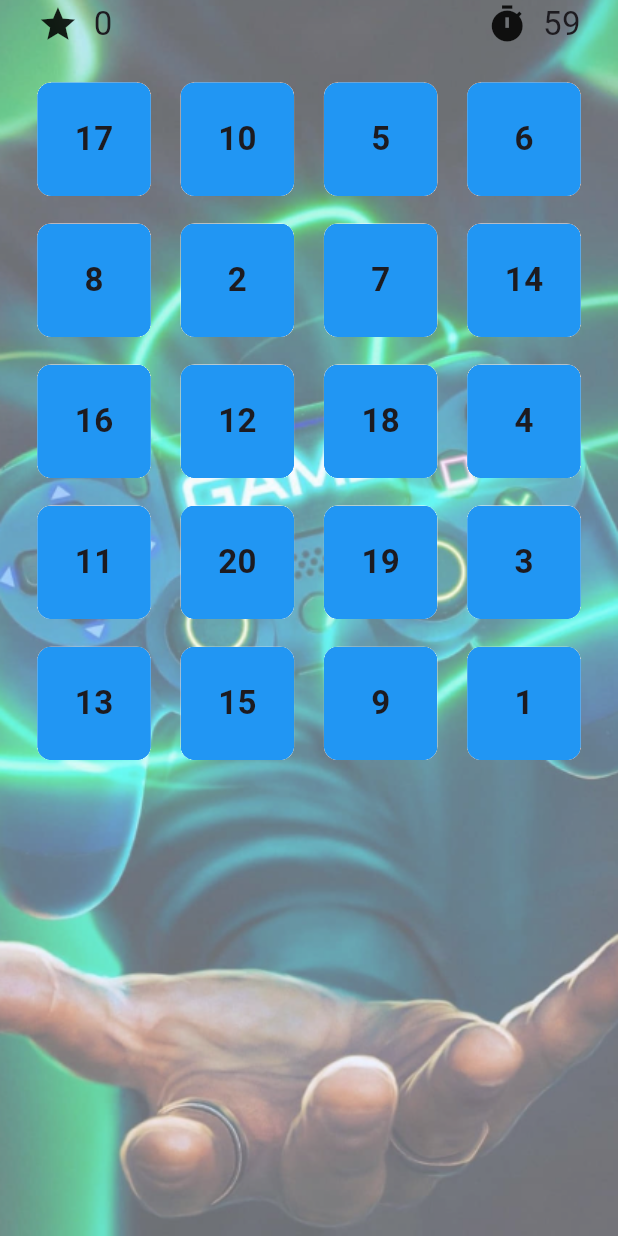
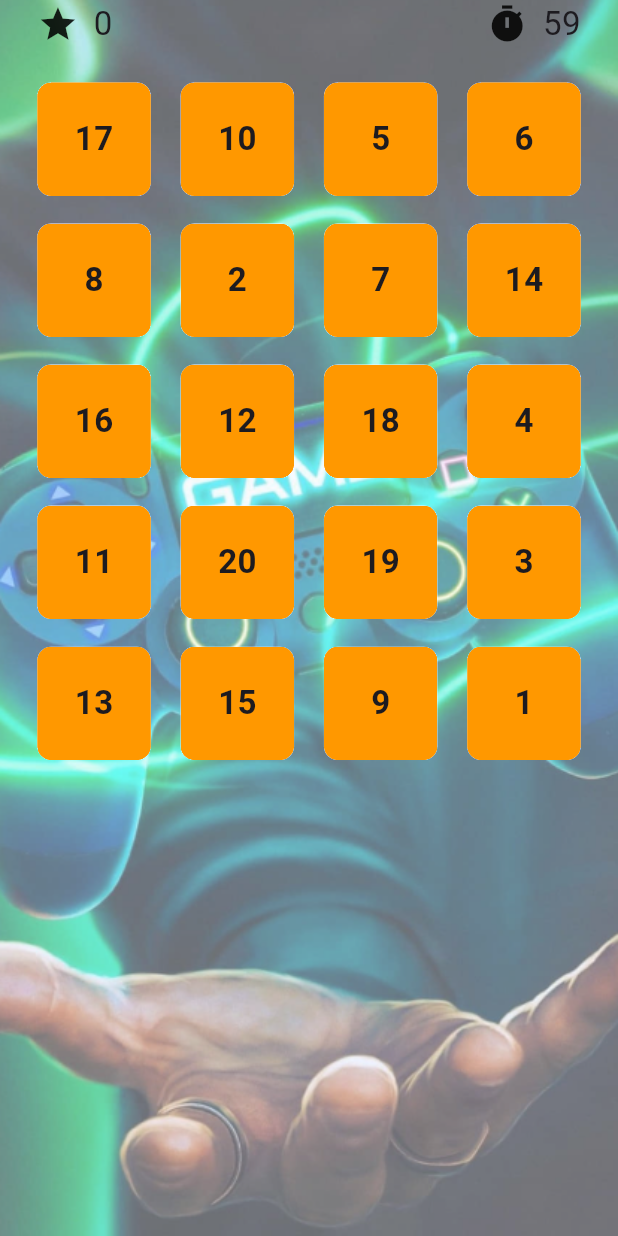
Before and after one commit to khathach699/Game_Number_Pick, a Flutter app: the GamePage screen opened by its route, on a phone screen of 412 x 824 dp. Run offline on Flutter 3.47's test engine with Material 3 defaults, Android fonts, the phone set to English and light mode, and no system bars; our stand-ins replace audioplayers, firebase_auth, firebase_core, flutter_screenutil, fluttertoast, shared_preferences; accounts and stored records are empty; network calls fail.

Commit message:
fix color of sequece game

```diff
--- a/lib/src/pages/game/widgets/sequence_game_widget.dart
+++ b/lib/src/pages/game/widgets/sequence_game_widget.dart
@@ -85,7 +85,7 @@
                   color:
                       provider.dataNumber.contains(listData[index])
                           ? Colors.white
-                          : Colors.blue,
+                          : provider.colorList[index],
                   borderRadius: BorderRadius.circular(10.r),
                 ),
                 child: Center(
--- a/lib/src/providers/sequence_game_provider.dart
+++ b/lib/src/providers/sequence_game_provider.dart
@@ -1,5 +1,6 @@
 // lib/providers/sequence_game_provider.dart
 import 'dart:async';
+import 'dart:math';
 import 'package:flutter/material.dart';
 import 'package:game_flutter/src/common/widget/game_over_dialog.dart';
 import 'package:game_flutter/src/common/widget/game_win_dialog.dart';
@@ -12,8 +13,11 @@
   late int count;
   late int initialTimeLimit;
   late List<int> listNumber;
+  late List<Color> colorList;
   late StreamController<int> streamController;
   late TextEditingController nameController;
+  Color randomColor = Colors.white;
+
   Timer? timer;
   int core = 0;
   int initNumber = 0;
@@ -28,11 +32,30 @@
     nameController = TextEditingController();
   }
 
+  List<Color> colors = [
+    Colors.red,
+    Colors.green,
+    Colors.blue,
+    Colors.yellow,
+    Colors.orange,
+    Colors.purple,
+    Colors.pink,
+    Colors.cyan,
+    Colors.teal,
+    Colors.indigo,
+    Colors.brown,
+    Colors.grey,
+  ];
+
   void start(BuildContext context) {
     if (_isInitialized) return;
     final levelProvider = Provider.of<LevelProvider>(context, listen: false);
     total = levelProvider.totalNumbers;
     count = levelProvider.timeLimit;
+    colorList = List.generate(
+      total,
+      (_) => colors[Random().nextInt(colors.length)],
+    );
     initialTimeLimit = levelProvider.timeLimit;
     listNumber = List.generate(total, (index) => index + 1)..shuffle();
     initNumber = 0;
```
